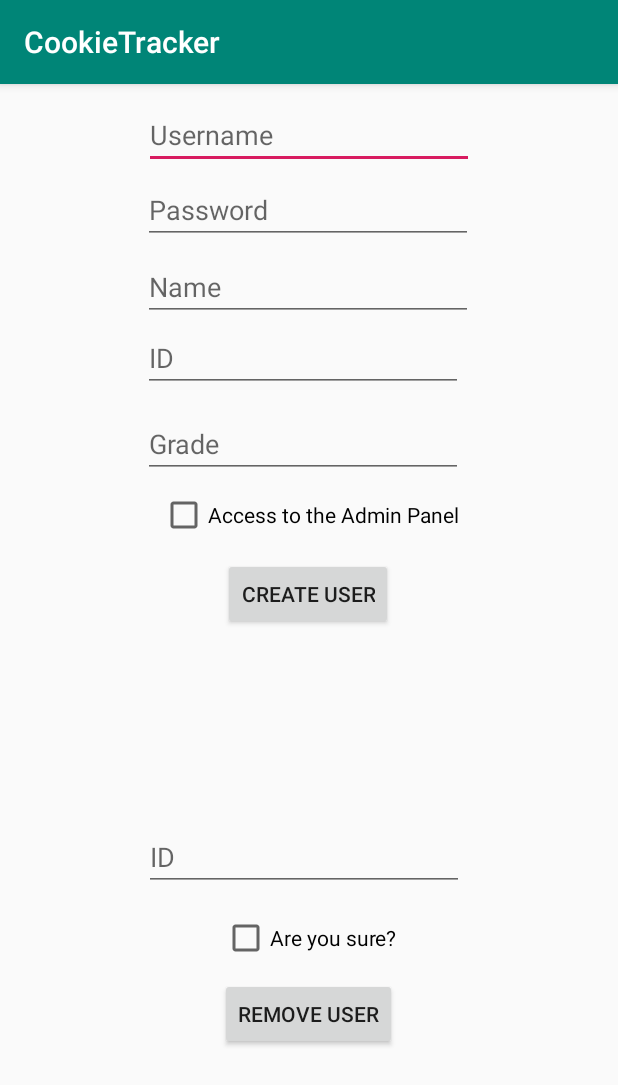
After one commit to Legitzx/CSEECookieTracker, an Android app: the AdminAddStudentActivity screen opened directly, with no data from a screen before it, on a phone screen of 412 x 824 dp. The commit adds this screen. Shown: the top 1085 px of the screen. Run offline under Robolectric (Android 15) with nearby library versions, the phone set to English and light mode, and no system bars; our stand-ins replace Firebase (no records; nobody signed in at launch, a user with empty details on screens opened directly).

Commit message:
Admin panel almost complete

```diff
--- a/app/build.gradle
+++ b/app/build.gradle
@@ -25,6 +25,8 @@ dependencies {
     implementation 'com.google.firebase:firebase-analytics:17.2.0'
     implementation 'com.google.firebase:firebase-database:19.2.0'
 
+    implementation 'com.google.android.material:material:1.0.0'
+    implementation 'androidx.lifecycle:lifecycle-extensions:2.0.0'
     testImplementation 'junit:junit:4.12'
     androidTestImplementation 'androidx.test.ext:junit:1.1.0'
     androidTestImplementation 'androidx.test.espresso:espresso-core:3.1.1'
--- a/app/src/main/AndroidManifest.xml
+++ b/app/src/main/AndroidManifest.xml
@@ -9,6 +9,8 @@
         android:roundIcon="@mipmap/ic_launcher_round"
         android:supportsRtl="true"
         android:theme="@style/AppTheme">
+        <activity android:name=".AdminAddStudentActivity"></activity>
+        <activity android:name=".AdminMainActivity" />
         <activity android:name=".MainActivity">
             <intent-filter>
                 <action android:name="android.intent.action.MAIN" />
--- /dev/null
+++ b/app/src/main/java/com/legitzxdevelopment/cookietracker/AdminAddStudentActivity.java
@@ -0,0 +1,159 @@
+package com.legitzxdevelopment.cookietracker;
+
+import androidx.annotation.NonNull;
+import androidx.appcompat.app.AppCompatActivity;
+
+import android.os.Bundle;
+import android.text.TextUtils;
+import android.view.View;
+import android.widget.Button;
+import android.widget.CheckBox;
+import android.widget.TextView;
+import android.widget.Toast;
+
+import com.google.firebase.database.DataSnapshot;
+import com.google.firebase.database.DatabaseError;
+import com.google.firebase.database.DatabaseReference;
+import com.google.firebase.database.FirebaseDatabase;
+import com.google.firebase.database.ValueEventListener;
+
+public class AdminAddStudentActivity extends AppCompatActivity {
+
+    private long maxid = 0;
+
+    @Override
+    protected void onCreate(Bundle savedInstanceState) {
+        super.onCreate(savedInstanceState);
+        setContentView(R.layout.activity_admin_add_student);
+
+        final TextView username = findViewById(R.id.AddStudentUsername);
+        final TextView password = findViewById(R.id.AddStudentPassword);
+        final TextView name = findViewById(R.id.AddStudentName);
+        final TextView grade = findViewById(R.id.AddStudentGrade);
+        final TextView addId = findViewById(R.id.AddStudentID);
+        final CheckBox isAdmin = findViewById(R.id.AddStudentIsAdmin);
+        final Button createStudent = findViewById(R.id.AddStudentCreateUserButton);
+
+        final TextView removeId = findViewById(R.id.RemoveStudentID);
+        final CheckBox confirmRemove = findViewById(R.id.removeStudentsVerification);
+        final Button removeStudent = findViewById(R.id.RemoveStudentButton);
+
+        // Firebase
+        final FirebaseDatabase database = FirebaseDatabase.getInstance();
+        final DatabaseReference myRef = database.getReference().child("User");
+
+        myRef.addValueEventListener(new ValueEventListener() { // Used to get the last child, then when we finally push to the database, the child will be auto-incremented
+            @Override
+            public void onDataChange(@NonNull DataSnapshot dataSnapshot) {
+                if(dataSnapshot.exists()) {
+                    maxid = (dataSnapshot.getChildrenCount());
+                }
+            }
+
+            @Override
+            public void onCancelled(@NonNull DatabaseError databaseError) {
+
+            }
+        });
+
+        final User user = new User();
+
+        createStudent.setOnClickListener(new View.OnClickListener() {
+            @Override
+            public void onClick(View v) {
+                boolean check = true;
+                if(TextUtils.isEmpty(username.getText().toString())) { // Makes sure the user didnt leave it blank
+                    username.setError("Please enter a username!");
+                    check = false;
+                }
+                if(TextUtils.isEmpty(password.getText().toString())) {
+                    password.setError("Please enter a password!");
+                    check = false;
+                }
+                if(TextUtils.isEmpty(grade.getText().toString())) {
+                    grade.setError("Please enter a grade!");
+                    check = false;
+                }
+                if(TextUtils.isEmpty(addId.getText().toString())) {
+                    addId.setError("Please enter a id!");
+                    check = false;
+                }
+                if(TextUtils.isEmpty(name.getText().toString())) {
+                    name.setError("Please enter a name!");
+                    check = false;
+                }
+                if(check) { // Runs if all fields are NOT empty
+                    user.setAdmin(isAdmin.isChecked());
+                    user.setUsername(username.getText().toString());
+                    user.setPassword(password.getText().toString());
+                    user.setGrade(grade.getText().toString());
+                    user.setId(addId.getText().toString());
+                    user.setName(name.getText().toString());
+
+                    user.setBoost(0);
+                    user.setQuizPass(0);
+                    user.setHwPass(0);
+                    user.setCookies(0);
+
+                    myRef.child(String.valueOf(maxid + 1)).setValue(user); // max id is for autoincrementing the child
+                    Toast.makeText(AdminAddStudentActivity.this, "User Created Successfully", Toast.LENGTH_SHORT).show();
+
+                    username.setText(""); // Resets the inputs for easier handling
+                    password.setText("");
+                    grade.setText("");
+                    addId.setText("");
+                    name.setText("");
+                }
+            }
+        });
+
+        removeStudent.setOnClickListener(new View.OnClickListener() {
+            @Override
+            public void onClick(View v) {
+                boolean check = true;
+
+                if(TextUtils.isEmpty(removeId.getText().toString())) { // Makes sure all info is filled out
+                    check = false;
+                    removeId.setError("Please enter a id!");
+                }
+                if(!confirmRemove.isChecked()) { // If the user failed to check the checkbox...
+                    confirmRemove.setError("Check this if you want to remove the user");
+                    check = false;
+                }
+
+                final DatabaseReference reff = database.getReference(); // Created another reference so I can use a different path
+
+                if(check) { // All steps passed -> continue with user deletion
+                    reff.child("User")
+                            .addListenerForSingleValueEvent(new ValueEventListener() { // This will iterate through each child of User
+                                @Override
+                                public void onDataChange(@NonNull DataSnapshot dataSnapshot) {
+                                    for(DataSnapshot snapshot : dataSnapshot.getChildren()) {
+                                        String id = snapshot.child("id").getValue().toString();
+
+                                        if(id.equals(removeId.getText().toString())) {
+                                            snapshot.getRef().removeValue();
+
+                                            Toast.makeText(AdminAddStudentActivity.this, "Student removed", Toast.LENGTH_SHORT).show();
+                                        }
+                                    }
+                                }
+
+                                @Override
+                                public void onCancelled(@NonNull DatabaseError databaseError) {
+
+                                }
+                            });
+                }
+            }
+        });
+    }
+
+    public void deleteStudent(String studentId) {
+        DatabaseReference dStudent = FirebaseDatabase.getInstance().getReference("User").child(studentId);
+
+        dStudent.removeValue();
+
+        Toast.makeText(this, "Student removed", Toast.LENGTH_LONG).show();
+    }
+}
--- a/app/src/main/java/com/legitzxdevelopment/cookietracker/User.java
+++ b/app/src/main/java/com/legitzxdevelopment/cookietracker/User.java
@@ -1,6 +1,8 @@
 package com.legitzxdevelopment.cookietracker;
 
-public class User {
+import java.io.Serializable;
+
+public class User implements Serializable { // Able to pass this object through intents
     private String username; // Username
     private String password; // Password
     private String name; // Name
--- /dev/null
+++ b/app/src/main/res/layout/activity_admin_add_student.xml
@@ -0,0 +1,138 @@
+<?xml version="1.0" encoding="utf-8"?>
+<androidx.constraintlayout.widget.ConstraintLayout xmlns:android="http://schemas.android.com/apk/res/android"
+    xmlns:app="http://schemas.android.com/apk/res-auto"
+    xmlns:tools="http://schemas.android.com/tools"
+    android:layout_width="match_parent"
+    android:layout_height="match_parent"
+    tools:context=".AdminAddStudentActivity">
+
+    <EditText
+        android:id="@+id/AddStudentUsername"
+        android:layout_width="220dp"
+        android:layout_height="40dp"
+        android:ems="10"
+        android:hint="Username"
+        android:inputType="textPersonName"
+        app:layout_constraintBottom_toBottomOf="parent"
+        app:layout_constraintEnd_toEndOf="parent"
+        app:layout_constraintStart_toStartOf="parent"
+        app:layout_constraintTop_toTopOf="parent"
+        app:layout_constraintVertical_bias="0.023" />
+
+    <EditText
+        android:id="@+id/AddStudentPassword"
+        android:layout_width="220dp"
+        android:layout_height="40dp"
+        android:ems="10"
+        android:hint="Password"
+        android:inputType="textPersonName"
+        app:layout_constraintBottom_toBottomOf="parent"
+        app:layout_constraintEnd_toEndOf="parent"
+        app:layout_constraintHorizontal_bias="0.497"
+        app:layout_constraintStart_toStartOf="parent"
+        app:layout_constraintTop_toTopOf="parent"
+        app:layout_constraintVertical_bias="0.092" />
+
+    <EditText
+        android:id="@+id/AddStudentName"
+        android:layout_width="220dp"
+        android:layout_height="40dp"
+        android:ems="10"
+        android:hint="Name"
+        android:inputType="textPersonName"
+        app:layout_constraintBottom_toBottomOf="parent"
+        app:layout_constraintEnd_toEndOf="parent"
+        app:layout_constraintHorizontal_bias="0.497"
+        app:layout_constraintStart_toStartOf="parent"
+        app:layout_constraintTop_toTopOf="parent"
+        app:layout_constraintVertical_bias="0.162" />
+
+    <EditText
+        android:id="@+id/AddStudentID"
+        android:layout_width="wrap_content"
+        android:layout_height="wrap_content"
+        android:ems="10"
+        android:hint="ID"
+        android:inputType="number"
+        app:layout_constraintBottom_toBottomOf="parent"
+        app:layout_constraintEnd_toEndOf="parent"
+        app:layout_constraintHorizontal_bias="0.479"
+        app:layout_constraintStart_toStartOf="parent"
+        app:layout_constraintTop_toTopOf="parent"
+        app:layout_constraintVertical_bias="0.221" />
+
+    <EditText
+        android:id="@+id/RemoveStudentID"
+        android:layout_width="wrap_content"
+        android:layout_height="wrap_content"
+        android:ems="10"
+        android:hint="ID"
+        android:inputType="number"
+        app:layout_constraintBottom_toBottomOf="parent"
+        app:layout_constraintEnd_toEndOf="parent"
+        app:layout_constraintHorizontal_bias="0.484"
+        app:layout_constraintStart_toStartOf="parent"
+        app:layout_constraintTop_toTopOf="parent"
+        app:layout_constraintVertical_bias="0.682" />
+
+    <EditText
+        android:id="@+id/AddStudentGrade"
+        android:layout_width="wrap_content"
+        android:layout_height="wrap_content"
+        android:ems="10"
+        android:hint="Grade"
+        android:inputType="number"
+        app:layout_constraintBottom_toBottomOf="parent"
+        app:layout_constraintEnd_toEndOf="parent"
+        app:layout_constraintHorizontal_bias="0.479"
+        app:layout_constraintStart_toStartOf="parent"
+        app:layout_constraintTop_toTopOf="parent"
+        app:layout_constraintVertical_bias="0.301" />
+
+    <CheckBox
+        android:id="@+id/AddStudentIsAdmin"
+        android:layout_width="wrap_content"
+        android:layout_height="wrap_content"
+        android:text="Access to the Admin Panel"
+        app:layout_constraintBottom_toBottomOf="parent"
+        app:layout_constraintEnd_toEndOf="parent"
+        app:layout_constraintStart_toStartOf="parent"
+        app:layout_constraintTop_toTopOf="parent"
+        app:layout_constraintVertical_bias="0.369" />
+
+    <CheckBox
+        android:id="@+id/removeStudentsVerification"
+        android:layout_width="wrap_content"
+        android:layout_height="wrap_content"
+        android:text="Are you sure?"
+        app:layout_constraintBottom_toBottomOf="parent"
+        app:layout_constraintEnd_toEndOf="parent"
+        app:layout_constraintStart_toStartOf="parent"
+        app:layout_constraintTop_toTopOf="parent"
+        app:layout_constraintVertical_bias="0.752" />
+
+    <Button
+        android:id="@+id/AddStudentCreateUserButton"
+        android:layout_width="wrap_content"
+        android:layout_height="wrap_content"
+        android:text="Create User"
+        app:layout_constraintBottom_toBottomOf="parent"
+        app:layout_constraintEnd_toEndOf="parent"
+        app:layout_constraintHorizontal_bias="0.498"
+        app:layout_constraintStart_toStartOf="parent"
+        app:layout_constraintTop_toTopOf="parent"
+        app:layout_constraintVertical_bias="0.439" />
+
+    <Button
+        android:id="@+id/RemoveStudentButton"
+        android:layout_width="wrap_content"
+        android:layout_height="wrap_content"
+        android:text="Remove User"
+        app:layout_constraintBottom_toBottomOf="parent"
+        app:layout_constraintEnd_toEndOf="parent"
+        app:layout_constraintHorizontal_bias="0.498"
+        app:layout_constraintStart_toStartOf="parent"
+        app:layout_constraintTop_toTopOf="parent"
+        app:layout_constraintVertical_bias="0.828" />
+
+</androidx.constraintlayout.widget.ConstraintLayout>
--- /dev/null
+++ b/app/src/main/res/values-w820dp/dimens.xml
@@ -0,0 +1,6 @@
+<resources>
+    <!-- Example customization of dimensions originally defined in res/values/dimens.xml
+         (such as screen margins) for screens with more than 820dp of available width. This
+         would include 7" and 10" devices in landscape (~960dp and ~1280dp respectively). -->
+    <dimen name="activity_horizontal_margin">64dp</dimen>
+</resources>
--- a/app/src/main/res/values/strings.xml
+++ b/app/src/main/res/values/strings.xml
@@ -1,3 +1,6 @@
 <resources>
     <string name="app_name">CookieTracker</string>
+    <string name="title_activity_admin_main">AdminMainActivity</string>
+    <string name="tab_text_1">Tab 1</string>
+    <string name="tab_text_2">Tab 2</string>
 </resources>
```
Also changed, not shown: app/src/main/java/com/legitzxdevelopment/cookietracker/AdminMainActivity.java (added, +39 -0 lines), app/src/main/java/com/legitzxdevelopment/cookietracker/MainActivity.java (+31 -15 lines), app/src/main/res/layout/activity_admin_main.xml (added, +96 -0 lines), app/src/main/res/values/dimens.xml (added, +8 -0 lines), app/src/main/res/values/styles.xml (+9 -0 lines).
